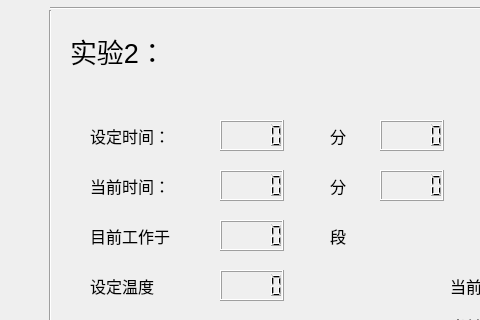
This is running_2.ui in wanghao-xznu/untitled2 as Qt 5 draws it before an edit; both pictures show x 0 to 480 and y 0 to 320 of the 800 by 480 pixel window. The edited form follows.
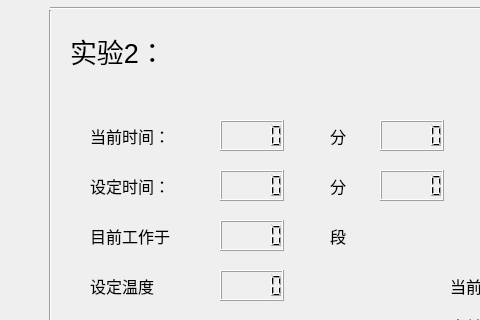
This is the edited form.

```diff
--- a/running_2.ui
+++ b/running_2.ui
@@ -83,7 +83,7 @@
     </font>
    </property>
    <property name="text">
-    <string>当前时间：</string>
+    <string>设定时间：</string>
    </property>
   </widget>
   <widget class="QPushButton" name="pushButton_4">
@@ -274,7 +274,7 @@
     </font>
    </property>
    <property name="text">
-    <string>设定时间：</string>
+    <string>当前时间：</string>
    </property>
   </widget>
   <widget class="Line" name="line">
```
